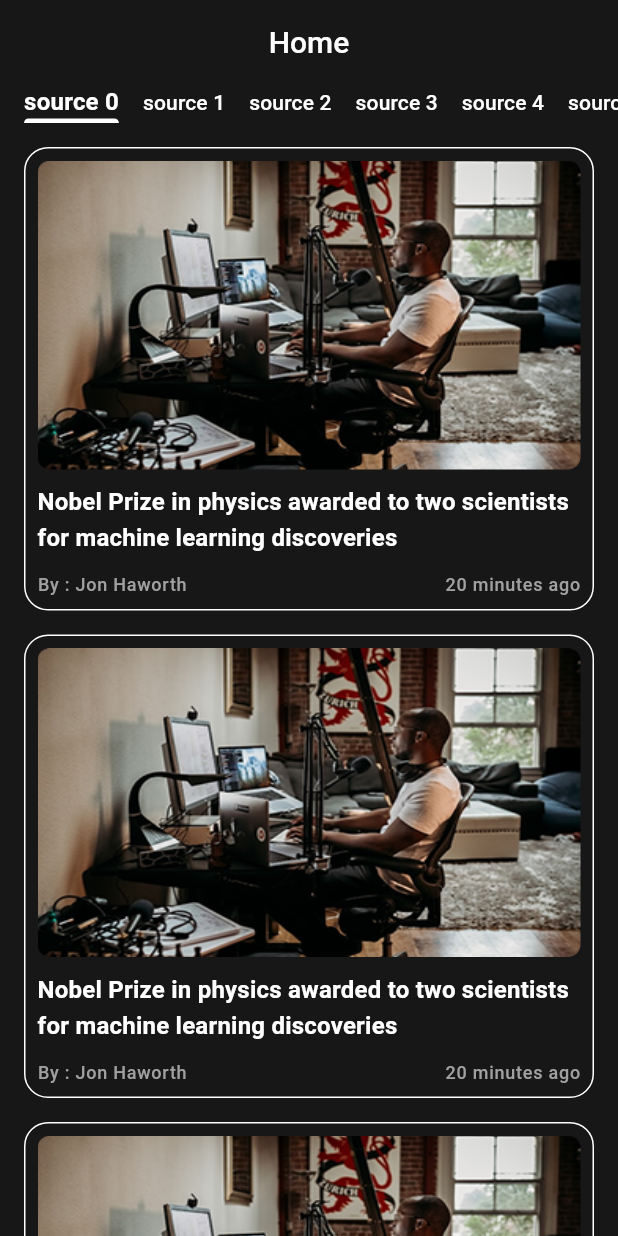
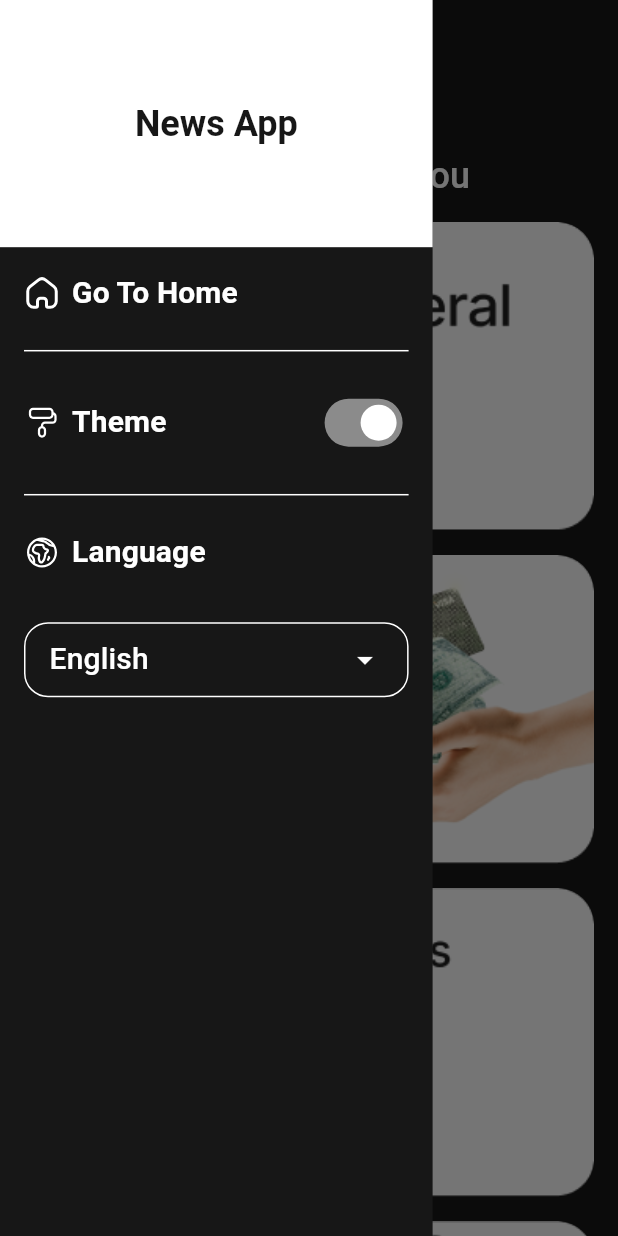
Before and after one commit to HassanNasser21/news_app, a Flutter app: the screen it shows after launch, with the side drawer open (before the commit the screen has no drawer), on a phone screen of 412 x 824 dp. Run offline on Flutter 3.47's test engine with Material 3 defaults, Android fonts, the light colour scheme and no system bars; our stand-ins replace flutter_svg, timeago.

Commit message:
implement drawer UI

```diff
--- a/lib/app_theme.dart
+++ b/lib/app_theme.dart
@@ -34,6 +34,11 @@ class AppTheme {
         fontSize: 14,
         fontWeight: FontWeight.w500,
       ),
+      labelLarge: TextStyle(
+        fontSize: 20,
+        fontWeight: FontWeight.bold,
+        color: white,
+      ),
       labelSmall: TextStyle(
         fontSize: 12,
         fontWeight: FontWeight.w500,
--- a/lib/categories/categories_view.dart
+++ b/lib/categories/categories_view.dart
@@ -3,7 +3,8 @@ import 'package:news_app/categories/categoriey_item.dart';
 import 'package:news_app/models/categorey_model.dart';
 
 class CategoriesView extends StatelessWidget {
-  const CategoriesView({super.key});
+  void Function(CategoreyModel) oncategoreySelected;
+   CategoriesView({required this.oncategoreySelected});
 
   @override
   Widget build(BuildContext context) {
@@ -19,8 +20,14 @@ class CategoriesView extends StatelessWidget {
           Expanded(
             child: ListView.separated(
               padding: EdgeInsets.only(top: 16),
-              itemBuilder: (_, index) =>
-                  CategorieyItem(categorey: CategoreyModel.categories[index]),
+              itemBuilder: (_, index) => GestureDetector(
+                onTap: () {
+                  oncategoreySelected(CategoreyModel.categories[index]);
+                },
+                child: CategorieyItem(
+                  categorey: CategoreyModel.categories[index],
+                ),
+              ),
               separatorBuilder: (_, _) => SizedBox(height: 16),
               itemCount: CategoreyModel.categories.length,
             ),
--- /dev/null
+++ b/lib/drawer/home_drawer.dart
@@ -0,0 +1,126 @@
+import 'package:flutter/material.dart';
+import 'package:flutter_svg/flutter_svg.dart';
+import 'package:news_app/app_theme.dart';
+
+class HomeDrawer extends StatefulWidget {
+  VoidCallback onGoToHome;
+  HomeDrawer({required this.onGoToHome});
+
+  @override
+  State<HomeDrawer> createState() => _HomeDrawerState();
+}
+
+class _HomeDrawerState extends State<HomeDrawer> {
+  List<Language> languages = [
+    Language(code: 'en', name: 'English'),
+    Language(code: 'ar', name: 'Arabic'),
+  ];
+  @override
+  Widget build(BuildContext context) {
+    TextTheme textTheme = Theme.of(context).textTheme;
+    Size screenSize = MediaQuery.of(context).size;
+    return Container(
+      color: AppTheme.black,
+      width: screenSize.width * 0.7,
+      child: Column(
+        children: [
+          Container(
+            width: double.infinity,
+            height: screenSize.height * 0.2,
+            color: AppTheme.white,
+            alignment: Alignment.center,
+            child: Text(
+              'News App',
+              style: textTheme.titleLarge!.copyWith(
+                color: AppTheme.black,
+                fontWeight: FontWeight.bold,
+              ),
+            ),
+          ),
+          Padding(
+            padding: const EdgeInsets.all(16.0),
+            child: GestureDetector(
+              onTap: () {
+                widget.onGoToHome();
+                Navigator.of(context).pop();
+              },
+              child: Row(
+                children: [
+                  SvgPicture.asset('assets/icons/home.svg'),
+                  SizedBox(width: 8),
+                  Text('Go To Home', style: textTheme.labelLarge),
+                ],
+              ),
+            ),
+          ),
+          Divider(color: AppTheme.white, indent: 16, endIndent: 16),
+          Padding(
+            padding: const EdgeInsets.all(16.0),
+            child: Row(
+              children: [
+                SvgPicture.asset('assets/icons/theme.svg'),
+                SizedBox(width: 8),
+                Text('Theme', style: textTheme.labelLarge),
+                Spacer(),
+                Switch(
+                  value: true,
+                  onChanged: (_) {},
+                  activeColor: AppTheme.white,
+                ),
+              ],
+            ),
+          ),
+          Divider(color: AppTheme.white, indent: 16, endIndent: 16),
+          Padding(
+            padding: const EdgeInsets.all(16.0),
+            child: Row(
+              children: [
+                SvgPicture.asset('assets/icons/language.svg'),
+                SizedBox(width: 8),
+                Text('Language', style: textTheme.labelLarge),
+              ],
+            ),
+          ),
+          Container(
+            width: double.infinity,
+            margin: const EdgeInsets.all(16),
+            padding: const EdgeInsets.symmetric(horizontal: 16),
+            decoration: BoxDecoration(
+              border: Border.all(color: AppTheme.white, width: 1),
+              borderRadius: BorderRadius.circular(16),
+            ),
+            child: DropdownButton(
+              value: languages[0].code,
+              items: languages
+                  .map(
+                    (language) => DropdownMenuItem(
+                      value: language.code,
+                      child: Text(
+                        language.name,
+                        style: textTheme.labelLarge!.copyWith(
+                          color: AppTheme.white,
+                          fontWeight: FontWeight.w500,
+                        ),
+                      ),
+                    ),
+                  )
+                  .toList(),
+              onChanged: (languagecode) {},
+              borderRadius: BorderRadius.circular(16),
+              underline: SizedBox(),
+              iconEnabledColor: AppTheme.white,
+              isExpanded: true,
+              dropdownColor: AppTheme.grey,
+            ),
+          ),
+        ],
+      ),
+    );
+  }
+}
+
+class Language {
+  String code;
+  String name;
+  Language({required this.code, required this.name});
+}
--- a/lib/home_screen.dart
+++ b/lib/home_screen.dart
@@ -1,17 +1,43 @@
 import 'package:flutter/material.dart';
 import 'package:news_app/categories/categories_view.dart';
+import 'package:news_app/drawer/home_drawer.dart';
+import 'package:news_app/models/categorey_model.dart';
 import 'package:news_app/news/news_view.dart';
 
-class HomeScreen extends StatelessWidget {
+class HomeScreen extends StatefulWidget {
   const HomeScreen({super.key});
   static const String routeName = '/home';
+
+  @override
+  State<HomeScreen> createState() => _HomeScreenState();
+}
+
+class _HomeScreenState extends State<HomeScreen> {
+  CategoreyModel? selectedCategorey;
   @override
   Widget build(BuildContext context) {
     return Scaffold(
       appBar: AppBar(
-        title: Text("Home"),
+        title: Text(
+          selectedCategorey == null ? "Home" : selectedCategorey!.name,
+        ),
       ),
-      body: NewsView(),
+      body: selectedCategorey == null
+          ? CategoriesView(oncategoreySelected: oncategoreySelected)
+          : NewsView(categoryId: selectedCategorey!.id),
+      drawer: HomeDrawer(onGoToHome: resetSelecteCategorey),
     );
   }
+
+  void oncategoreySelected(CategoreyModel categorey) {
+    setState(() {
+      selectedCategorey = categorey;
+    });
+  }
+
+  void resetSelecteCategorey() {
+    if (selectedCategorey == null) return;
+    selectedCategorey = null;
+    setState(() {});
+  }
 }
--- a/lib/news/news_view.dart
+++ b/lib/news/news_view.dart
@@ -5,7 +5,8 @@ import 'package:news_app/news/new_item.dart';
 import 'package:news_app/news/tap_item.dart';
 
 class NewsView extends StatefulWidget {
-  const NewsView({super.key});
+  String categoryId;
+   NewsView({required this.categoryId});
 
   @override
   State<NewsView> createState() => _NewsViewState();
@@ -47,7 +48,7 @@ class _NewsViewState extends State<NewsView> {
 
         Expanded(
           child: ListView.separated(
-            padding: EdgeInsets.only(top: 16,left: 16,right: 16),
+            padding: EdgeInsets.only(top: 16, left: 16, right: 16),
             itemBuilder: (_, index) => NewItem(),
             separatorBuilder: (_, _) => SizedBox(height: 16),
             itemCount: 10,
--- a/pubspec.yaml
+++ b/pubspec.yaml
@@ -35,6 +35,8 @@ dependencies:
   # Use with the CupertinoIcons class for iOS style icons.
   cupertino_icons: ^1.0.8
   timeago: ^3.7.1
+  flutter_svg: ^2.2.0
+  http: ^1.5.0
 
 dev_dependencies:
   flutter_test:
@@ -61,6 +63,7 @@ flutter:
   # To add assets to your application, add an assets section, like this:
   assets:
     - assets/images/
+    - assets/icons/
 
   # An image asset can refer to one or more resolution-specific "variants", see
   # https://flutter.dev/to/resolution-aware-images
```
Also changed, not shown: assets/icons/home.svg (added), assets/icons/language.svg (added), assets/icons/theme.svg (added), pubspec.lock.
